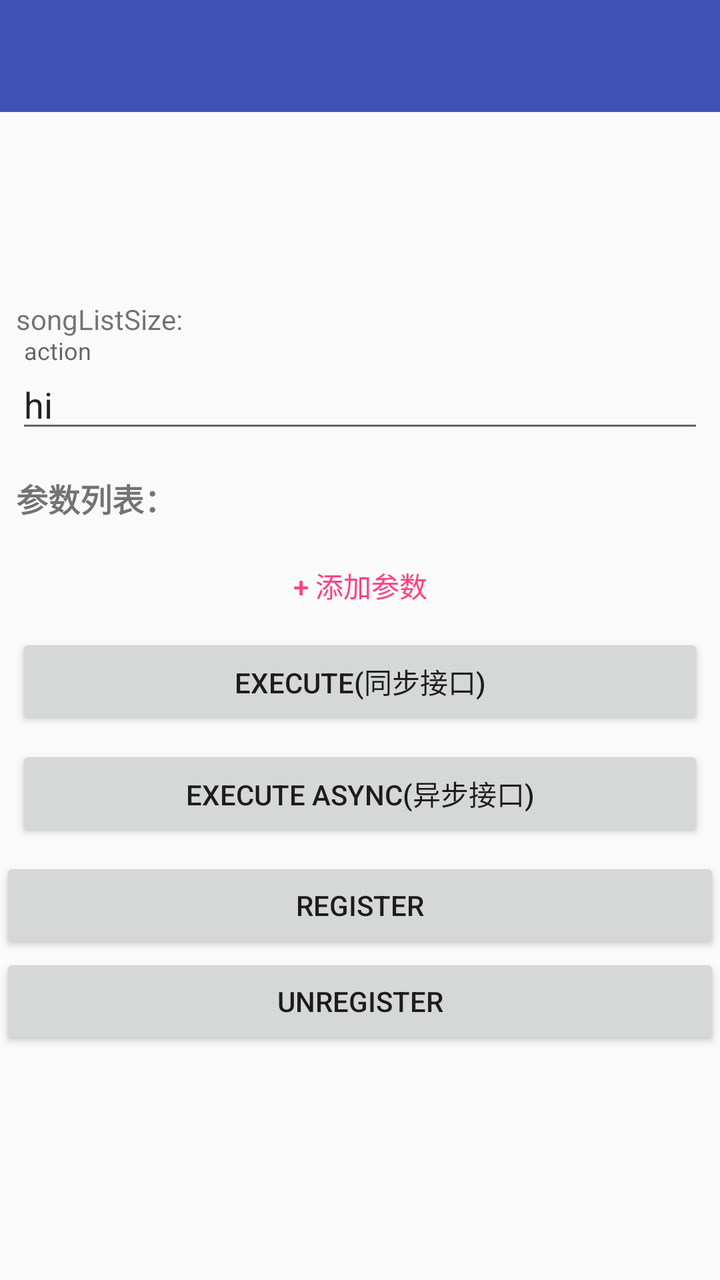
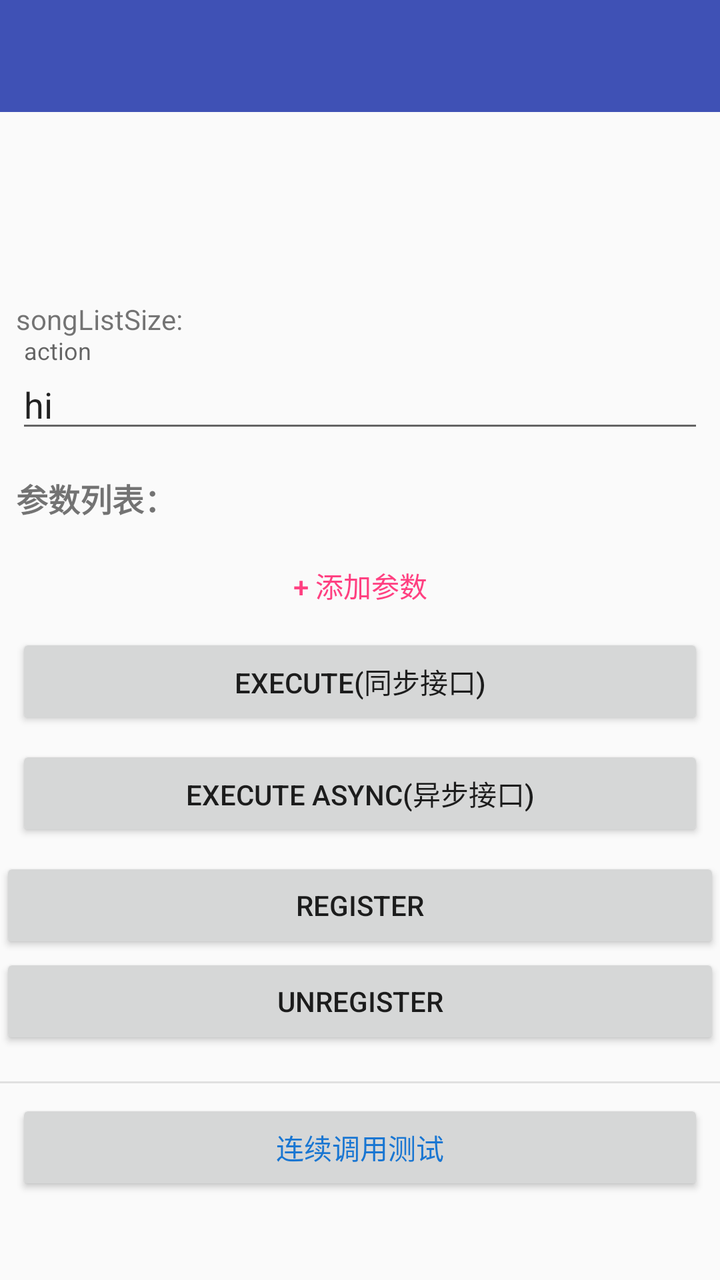

An Android layout rendered at two revisions. The XML below is the earlier revision; the diff shows what the commit changed to produce the second picture.
<!-- AndroidManifest.xml: activity theme AppTheme.NoActionBar -->
<!-- res/layout/activity_main.xml -->
<?xml version="1.0" encoding="utf-8"?>
<android.support.constraint.ConstraintLayout xmlns:android="http://schemas.android.com/apk/res/android"
    xmlns:app="http://schemas.android.com/apk/res-auto"
    xmlns:tools="http://schemas.android.com/tools"
    android:layout_width="match_parent"
    android:layout_height="match_parent"
    tools:context="com.tencent.qqmusic.api.demo.MainActivity">

    <android.support.design.widget.AppBarLayout
        android:id="@+id/appbar_layout"
        android:layout_width="match_parent"
        android:layout_height="wrap_content"
        android:theme="@style/AppTheme.AppBarOverlay"
        app:layout_constraintEnd_toEndOf="parent"
        app:layout_constraintStart_toStartOf="parent"
        app:layout_constraintTop_toTopOf="parent">

        <android.support.v7.widget.Toolbar
            android:id="@+id/toolbar"
            android:layout_width="match_parent"
            android:layout_height="?attr/actionBarSize"
            android:background="?attr/colorPrimary"
            app:popupTheme="@style/AppTheme.PopupOverlay" />

    </android.support.design.widget.AppBarLayout>

    <ScrollView
        android:id="@+id/scrollView2"
        android:layout_width="match_parent"
        android:layout_height="wrap_content"
        android:layout_marginTop="5dp"
        app:layout_constraintTop_toBottomOf="@id/appbar_layout">

        <LinearLayout
            android:layout_width="match_parent"
            android:layout_height="match_parent"
            android:orientation="vertical">

            <TextView
                android:id="@+id/tv_connect_state"
                android:layout_width="match_parent"
                android:layout_height="wrap_content"
                android:layout_marginStart="8dp"
                android:layout_marginTop="8dp"
                android:layout_marginEnd="8dp"
                android:text="" />

            <TextView
                android:id="@+id/tv_result"
                android:layout_width="match_parent"
                android:layout_height="wrap_content"
                android:layout_marginStart="8dp"
                android:layout_marginTop="8dp"
                android:layout_marginEnd="8dp"
                android:text="" />

            <TextView
                android:id="@+id/tv_current_song"
                android:layout_width="match_parent"
                android:layout_height="wrap_content"
                android:layout_marginStart="8dp"
                android:layout_marginLeft="8dp"
                android:layout_marginTop="8dp"
                android:layout_marginEnd="8dp"
                android:layout_marginRight="8dp"
                android:text="" />

            <TextView
                android:id="@+id/tv_song_list_size"
                android:layout_width="match_parent"
                android:layout_height="wrap_content"
                android:layout_marginStart="8dp"
                android:layout_marginLeft="8dp"
                android:layout_marginTop="8dp"
                android:layout_marginEnd="8dp"
                android:layout_marginRight="8dp"
                android:text="songListSize:" />

            <android.support.design.widget.TextInputLayout
                android:layout_width="match_parent"
                android:layout_height="wrap_content"
                android:hint="action">

                <AutoCompleteTextView
                    android:id="@+id/et_action"
                    android:layout_width="match_parent"
                    android:layout_height="wrap_content"
                    android:layout_marginStart="8dp"
                    android:layout_marginTop="8dp"
                    android:layout_marginEnd="8dp"
                    android:completionThreshold="0"
                    android:ems="10"
                    android:inputType="textPersonName"
                    android:text="hi" />
            </android.support.design.widget.TextInputLayout>

            <TextView
                android:layout_width="match_parent"
                android:layout_height="wrap_content"
                android:layout_marginStart="8dp"
                android:layout_marginTop="16dp"
                android:layout_marginEnd="8dp"
                android:text="参数列表："
                android:textStyle="bold"
                android:textSize="16sp" />

            <LinearLayout
                android:id="@+id/params_container"
                android:layout_width="match_parent"
                android:layout_height="wrap_content"
                android:layout_marginStart="8dp"
                android:layout_marginEnd="8dp"
                android:orientation="vertical" />

            <Button
                android:id="@+id/btn_add_param"
                android:layout_width="match_parent"
                android:layout_height="wrap_content"
                android:layout_marginStart="8dp"
                android:layout_marginEnd="8dp"
                android:layout_marginTop="8dp"
                android:text="+ 添加参数"
                style="?android:attr/buttonBarButtonStyle" />

            <Button
                android:id="@+id/bt_execute"
                android:layout_width="match_parent"
                android:layout_height="wrap_content"
                android:layout_marginStart="8dp"
                android:layout_marginEnd="8dp"
                android:layout_marginBottom="8dp"
                android:text="Execute(同步接口)" />

            <Button
                android:id="@+id/bt_execute_async"
                android:layout_width="match_parent"
                android:layout_height="wrap_content"
                android:layout_marginStart="8dp"
                android:layout_marginEnd="8dp"
                android:layout_marginBottom="8dp"
                android:text="Execute Async(异步接口)" />

            <Button
                android:id="@+id/bt_register"
                android:layout_width="match_parent"
                android:layout_height="wrap_content"
                android:text="register" />

            <Button
                android:id="@+id/bt_unregister"
                android:layout_width="match_parent"
                android:layout_height="wrap_content"
                android:text="unregister" />


        </LinearLayout>

    </ScrollView>


</android.support.constraint.ConstraintLayout>
<!-- resources referenced by this layout -->
<resources>
  <style name="AppTheme.AppBarOverlay" parent="ThemeOverlay.AppCompat.Dark.ActionBar" />
  <style name="AppTheme.PopupOverlay" parent="ThemeOverlay.AppCompat.Light" />
  <style name="AppTheme.NoActionBar">
          <item name="windowActionBar">false</item>
          <item name="windowNoTitle">true</item>
      </style>
</resources>

<!-- the commit's change to res/layout/activity_main.xml (unified diff, before → after) -->
@@ -152,6 +152,22 @@
                 android:layout_height="wrap_content"
                 android:text="unregister" />
 
+            <View
+                android:layout_width="match_parent"
+                android:layout_height="1dp"
+                android:layout_marginTop="16dp"
+                android:layout_marginBottom="8dp"
+                android:background="#E0E0E0" />
+
+            <Button
+                android:id="@+id/bt_chain_call"
+                android:layout_width="match_parent"
+                android:layout_height="wrap_content"
+                android:layout_marginStart="8dp"
+                android:layout_marginEnd="8dp"
+                android:text="连续调用测试"
+                android:textColor="#1976D2" />
+
 
         </LinearLayout>
 
